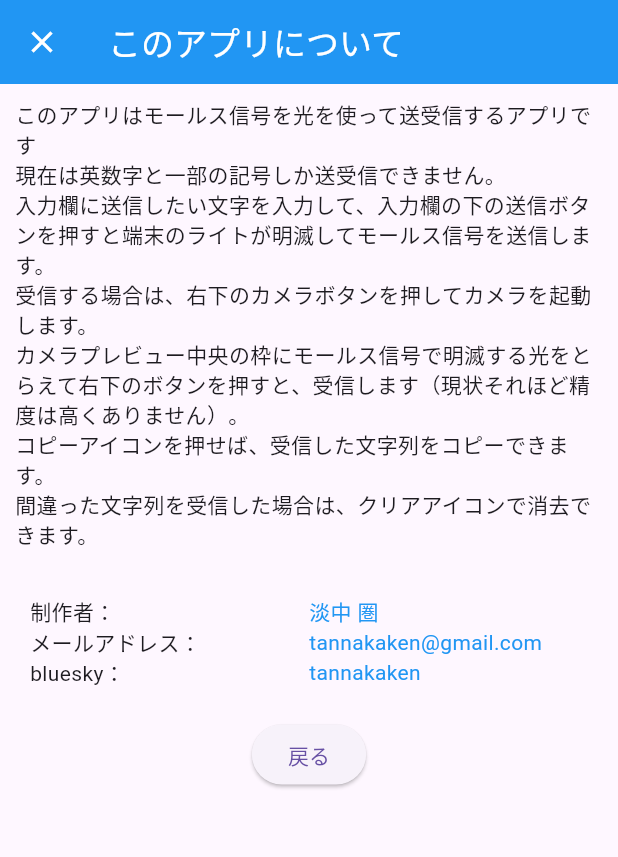
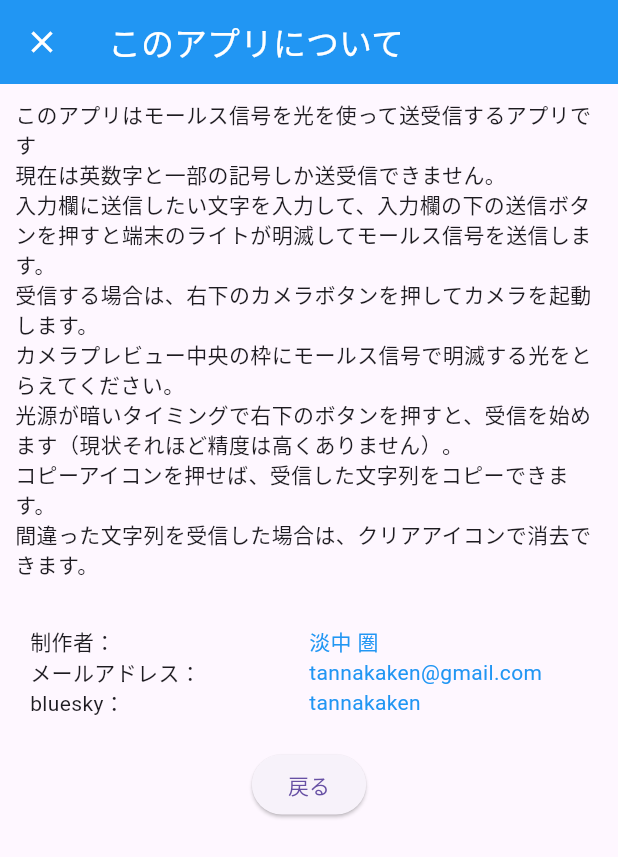
Before and after one commit to tannakaken/morse-code, a Flutter app: the screen it shows after launch, after a tap on the "question mark" icon, on a phone screen of 412 x 824 dp. Shown: the top 857 px of the screen. Run offline on Flutter 3.47's test engine with Material 3 defaults, Android fonts, the phone set to English and light mode, and no system bars; our stand-ins replace camera, fluttertoast; missing offline and left inert: torch_light; project files that could hold a hidden picture were left out.

Commit message:
UIを改善

```diff
--- a/lib/about_page.dart
+++ b/lib/about_page.dart
@@ -26,8 +26,9 @@ class AboutPage extends StatelessWidget {
                   const Text(
                       "入力欄に送信したい文字を入力して、入力欄の下の送信ボタンを押すと端末のライトが明滅してモールス信号を送信します。"),
                   const Text("受信する場合は、右下のカメラボタンを押してカメラを起動します。"),
+                  const Text("カメラプレビュー中央の枠にモールス信号で明滅する光をとらえてください。"),
                   const Text(
-                      "カメラプレビュー中央の枠にモールス信号で明滅する光をとらえて右下のボタンを押すと、受信します（現状それほど精度は高くありません）。"),
+                      "光源が暗いタイミングで右下のボタンを押すと、受信を始めます（現状それほど精度は高くありません）。"),
                   const Text("コピーアイコンを押せば、受信した文字列をコピーできます。"),
                   const Text("間違った文字列を受信した場合は、クリアアイコンで消去できます。"),
                   const Text(""),
--- a/lib/main.dart
+++ b/lib/main.dart
@@ -18,6 +18,7 @@ class MyApp extends StatelessWidget {
   Widget build(BuildContext context) {
     return MaterialApp(
       title: 'モールス送受信',
+      debugShowCheckedModeBanner: false,
       theme: ThemeData.light(),
       darkTheme: ThemeData.dark(),
       themeMode: ThemeMode.system,
@@ -205,7 +206,10 @@ class _MyHomePageState extends State<MyHomePage> {
                               _hasError = false;
                             });
                           },
-                          icon: const Icon(Icons.clear),
+                          icon: const Icon(
+                            Icons.clear,
+                            semanticLabel: "送信文字列消去",
+                          ),
                         )),
                     labelText: "送信文字列",
                     floatingLabelStyle: MaterialStateTextStyle.resolveWith(
--- a/pubspec.yaml
+++ b/pubspec.yaml
@@ -16,7 +16,7 @@ publish_to: 'none' # Remove this line if you wish to publish to pub.dev
 # https://developer.apple.com/library/archive/documentation/General/Reference/InfoPlistKeyReference/Articles/CoreFoundationKeys.html
 # In Windows, build-name is used as the major, minor, and patch parts
 # of the product and file versions while build-number is used as the build suffix.
-version: 1.0.0+1
+version: 1.0.0+3
 
 environment:
   sdk: '>=2.19.5 <3.0.0'
```
Also changed, not shown: lib/camera_page.dart (+43 -18 lines).
